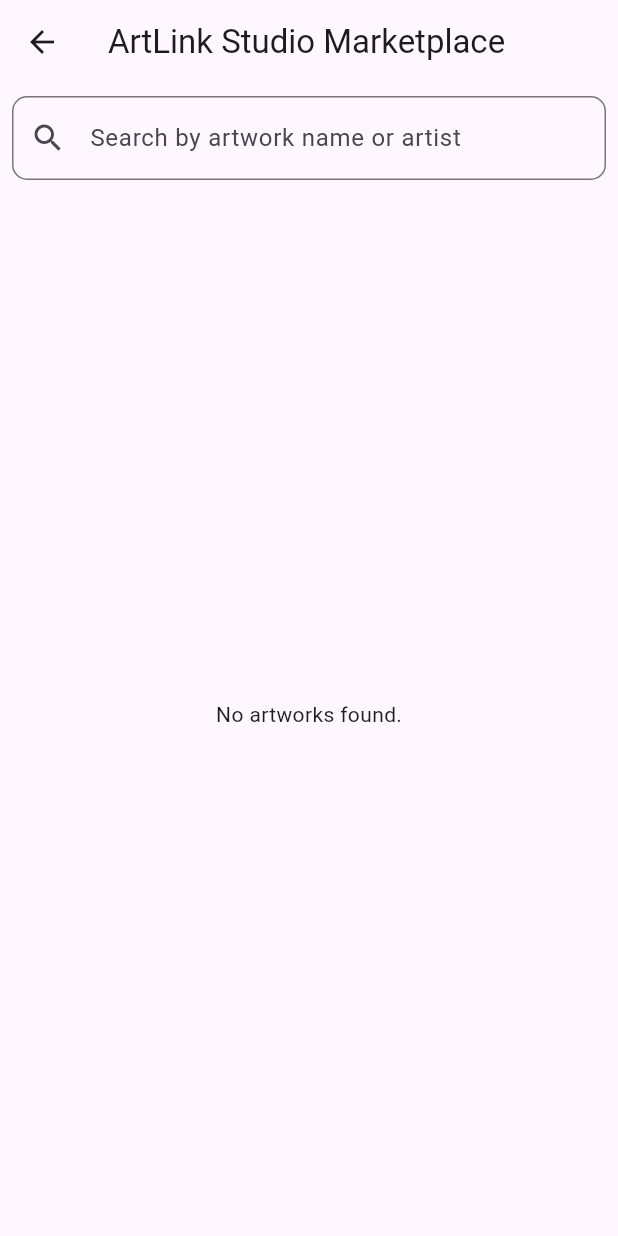
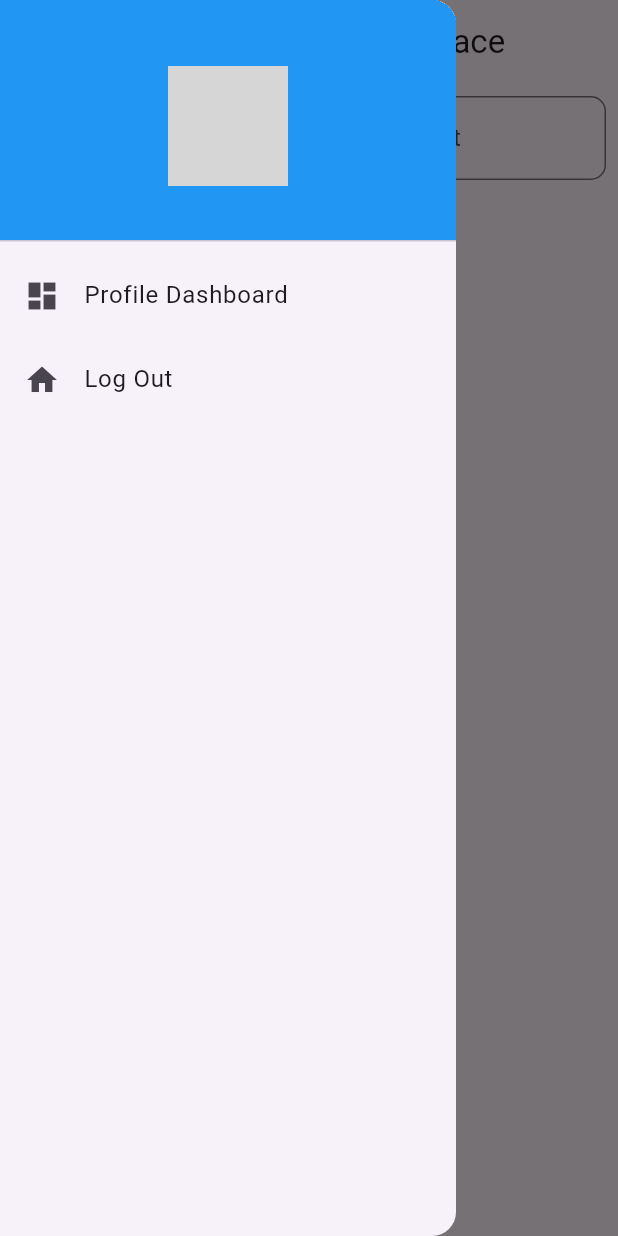
Before and after one commit to emmawalkerMAD2024/PROJ02_Artapp, a Flutter app: the BuyerMarketplacePage screen opened directly, with the side drawer open (before the commit the screen has no drawer), on a phone screen of 412 x 824 dp. Run offline on Flutter 3.47's test engine with Material 3 defaults, Android fonts, the phone set to English and light mode, and no system bars; our stand-ins replace cloud_firestore, firebase_auth, firebase_core, firebase_storage, image_picker; accounts and stored records are empty; grey boxes are pictures that could not be loaded.

Commit message:
basic profile dashboard page, linked buyer marketplace, added image access permissions

```diff
--- a/lib/BuyerMarketplacePage.dart
+++ b/lib/BuyerMarketplacePage.dart
@@ -1,6 +1,7 @@
 import 'package:flutter/material.dart';
 import 'package:cloud_firestore/cloud_firestore.dart';
-
+import 'profile_dashboard_page.dart';
+import 'main.dart';
 import 'DetailedArtworkPage.dart';
 
 class BuyerMarketplacePage extends StatefulWidget {
@@ -16,13 +17,11 @@ class _BuyerMarketplacePageState extends State<BuyerMarketplacePage> {
   Map<String, String> _artistCache = {};
 
   Future<String> _getArtistName(String artistId) async {
-  // Check if the artistName is already cached
     if (_artistCache.containsKey(artistId)) {
       return _artistCache[artistId]!;
     }
 
     try {
-    // Query the `artists` collection for a document with the matching artistId
       final querySnapshot = await FirebaseFirestore.instance
           .collection('artists')
           .where('artistId', isEqualTo: artistId)
@@ -31,7 +30,7 @@ class _BuyerMarketplacePageState extends State<BuyerMarketplacePage> {
 
       if (querySnapshot.docs.isNotEmpty) {
         final artistName = querySnapshot.docs.first['name'] ?? 'Unknown';
-      _artistCache[artistId] = artistName; // Cache the result
+        _artistCache[artistId] = artistName;
         return artistName;
       } else {
         print('No artist found for artistId: $artistId');
@@ -43,12 +42,49 @@ class _BuyerMarketplacePageState extends State<BuyerMarketplacePage> {
     return 'Unknown Artist';
   }
 
-
   @override
   Widget build(BuildContext context) {
     return Scaffold(
       appBar: AppBar(
         title: Text('ArtLink Studio Marketplace'),
+      ),
+      drawer: Drawer(
+        child: ListView(
+          padding: EdgeInsets.zero,
+          children: [
+            DrawerHeader(
+              decoration: BoxDecoration(
+                color: Colors.blue,
+              ),
+              child: Center(
+                child: CircleAvatar(
+                  radius: 40,
+                  backgroundImage: AssetImage('lib/assets/newgradient.jpg'),
+                ),
+              ),
+            ),
+            ListTile(
+              leading: Icon(Icons.dashboard),
+              title: Text('Profile Dashboard'),
+              onTap: () {
+                Navigator.push(
+                  context,
+                  MaterialPageRoute(builder: (context) => ProfileDashboardPage()),
+                );
+              },
+            ),
+            ListTile(
+              leading: Icon(Icons.home),
+              title: Text('Log Out'),
+              onTap: () {
+                Navigator.push(
+                  context,
+                  MaterialPageRoute(builder: (context) => LandingPage()),
+                );
+              },
+            ),
+          ],
+        ),
       ),
       body: Column(
         children: [
@@ -65,7 +101,7 @@ class _BuyerMarketplacePageState extends State<BuyerMarketplacePage> {
               ),
               onChanged: (value) {
                 setState(() {
-                  _searchQuery = value.toLowerCase(); // Update search query
+                  _searchQuery = value.toLowerCase();
                 });
               },
             ),
@@ -74,7 +110,7 @@ class _BuyerMarketplacePageState extends State<BuyerMarketplacePage> {
             child: StreamBuilder<QuerySnapshot>(
               stream: FirebaseFirestore.instance
                   .collection('artworks')
-                  .where('availability', isEqualTo: true) // Only available artworks
+                  .where('availability', isEqualTo: true)
                   .snapshots(),
               builder: (context, snapshot) {
                 if (snapshot.connectionState == ConnectionState.waiting) {
@@ -85,7 +121,6 @@ class _BuyerMarketplacePageState extends State<BuyerMarketplacePage> {
                   return Center(child: Text('No artworks found.'));
                 }
 
-                // Filter artworks based on search query
                 final artworks = snapshot.data!.docs.where((doc) {
                   final title = (doc['title'] as String).toLowerCase();
                   final artistId = (doc['artistId']);
@@ -133,15 +168,14 @@ class _BuyerMarketplacePageState extends State<BuyerMarketplacePage> {
   Widget _buildArtworkCard(QueryDocumentSnapshot artwork, String artistName) {
     return GestureDetector(
       onTap: () {
-        // Navigate to Detailed Artwork Page
         Navigator.push(
           context,
           MaterialPageRoute(
-            builder: (context) => DetailedArtworkPage(artworkId: artwork.id ),
+            builder: (context) => DetailedArtworkPage(artworkId: artwork.id),
           ),
         );
       },
-      child:Card(
+      child: Card(
         elevation: 4.0,
         child: Column(
           crossAxisAlignment: CrossAxisAlignment.start,
@@ -178,10 +212,9 @@ class _BuyerMarketplacePageState extends State<BuyerMarketplacePage> {
                 style: TextStyle(fontSize: 16, fontWeight: FontWeight.bold),
               ),
             ),
-
           ],
         ),
-    )
+      ),
     );
   }
 }
--- a/lib/main.dart
+++ b/lib/main.dart
@@ -33,7 +33,7 @@ class LandingPage extends StatelessWidget {
           Container(
             decoration: BoxDecoration(
               image: DecorationImage(
-                image: AssetImage('lib/assets/newgradient.png'),
+                image: AssetImage('lib/assets/newgradient.jpg'),
                 fit: BoxFit.cover,
               ),
             ),
--- a/pubspec.yaml
+++ b/pubspec.yaml
@@ -39,6 +39,7 @@ dependencies:
   cloud_firestore: ^5.5.0
   firebase_storage: ^12.3.6
   firebase_auth: ^5.3.4
+  image_picker: ^1.1.2
 
 dev_dependencies:
   flutter_test:
@@ -68,7 +69,6 @@ flutter:
    - lib\assets\loginwelcome.png
    - lib\assets\newgradient.jpg
    - lib\assets\signupwelcome.png
-   - lib\assets\abg.png
    - lib\assets\whiteshadow.png
 
   # An image asset can refer to one or more resolution-specific "variants", see
```
Also changed, not shown: lib/profile_dashboard_page.dart (added, +175 -0 lines), pubspec.lock, 6 other files. Lines whose indentation alone changed are shown as unchanged.
